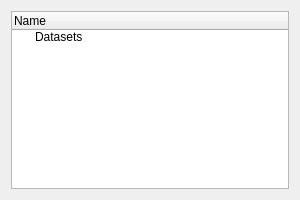
The window that Code/Common/Gui/mvdDatabaseBrowserWidget.ui (orfeotoolbox/OTB) describes before a commit, drawn with Qt 5.
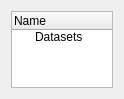
The same window after the commit. Custom widgets are drawn as their Qt base class.

The edit to the form file:
```diff
--- a/Code/Common/Gui/mvdDatabaseBrowserWidget.ui
+++ b/Code/Common/Gui/mvdDatabaseBrowserWidget.ui
@@ -6,8 +6,8 @@
    <rect>
     <x>0</x>
     <y>0</y>
-    <width>300</width>
-    <height>200</height>
+    <width>124</width>
+    <height>99</height>
    </rect>
   </property>
   <property name="windowTitle">
```
